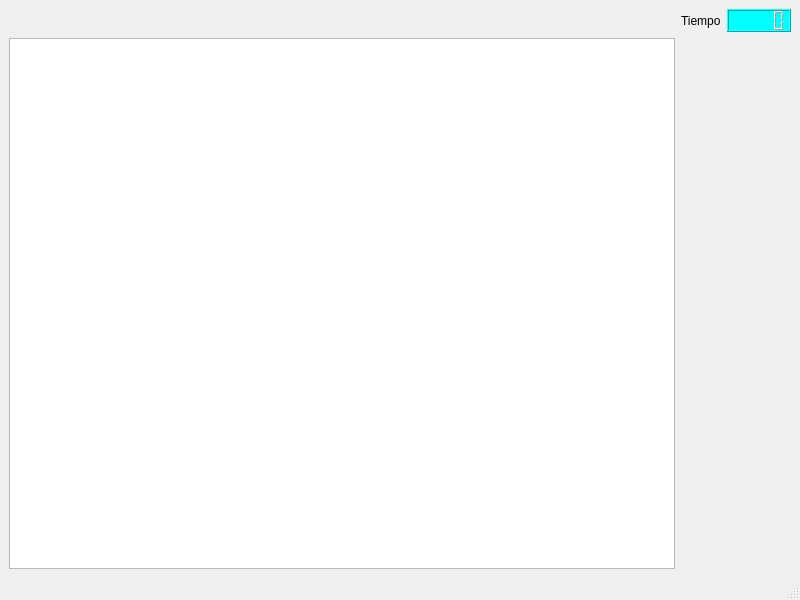
JulianQuinteroM/laboratorio5, file practica_5/mainwindow.ui: the form before one commit.
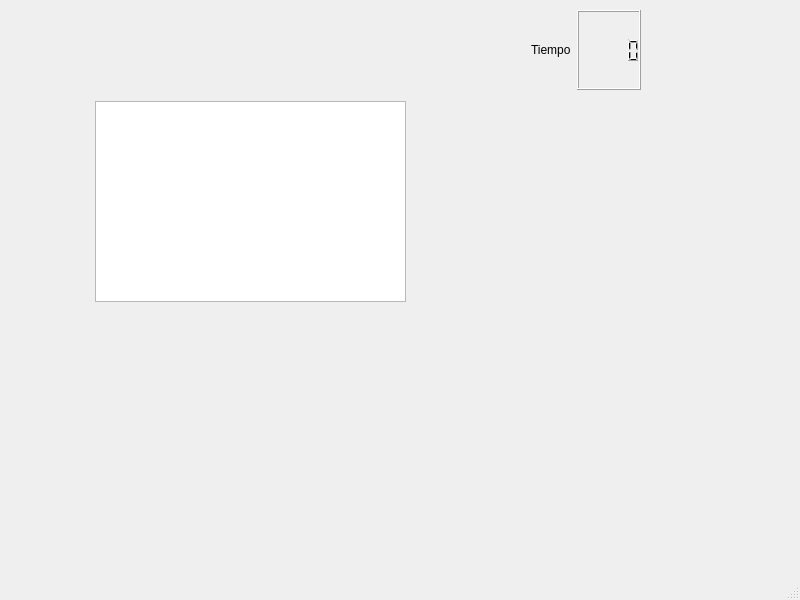
The form after the commit.

```diff
--- a/practica_5/mainwindow.ui
+++ b/practica_5/mainwindow.ui
@@ -14,38 +14,51 @@
    <string>MainWindow</string>
   </property>
   <widget class="QWidget" name="centralwidget">
-   <layout class="QGridLayout" name="gridLayout">
-    <item row="0" column="0">
+   <widget class="QGraphicsView" name="graphicsView">
+    <property name="geometry">
+     <rect>
+      <x>95</x>
+      <y>101</y>
+      <width>311</width>
+      <height>201</height>
+     </rect>
+    </property>
+   </widget>
+   <widget class="QWidget" name="horizontalLayoutWidget">
+    <property name="geometry">
+     <rect>
+      <x>80</x>
+      <y>10</y>
+      <width>561</width>
+      <height>80</height>
+     </rect>
+    </property>
+    <layout class="QHBoxLayout" name="horizontalLayout">
+     <item>
      <spacer name="horizontalSpacer">
       <property name="orientation">
        <enum>Qt::Horizontal</enum>
       </property>
       <property name="sizeHint" stdset="0">
        <size>
-        <width>669</width>
+         <width>40</width>
         <height>20</height>
        </size>
       </property>
      </spacer>
     </item>
-    <item row="0" column="1">
+     <item>
      <widget class="QLabel" name="label">
       <property name="text">
        <string>Tiempo</string>
       </property>
      </widget>
     </item>
-    <item row="0" column="2">
-     <widget class="QLCDNumber" name="lcdNumber">
-      <property name="styleSheet">
-       <string notr="true">background-color: rgb(0, 255, 255);</string>
-      </property>
-     </widget>
-    </item>
-    <item row="1" column="0">
-     <widget class="QGraphicsView" name="graphicsView"/>
-    </item>
-   </layout>
+     <item>
+      <widget class="QLCDNumber" name="lcdNumber"/>
+     </item>
+    </layout>
+   </widget>
   </widget>
   <widget class="QMenuBar" name="menuBar">
    <property name="geometry">
```
Lines whose indentation alone changed are shown as unchanged.
